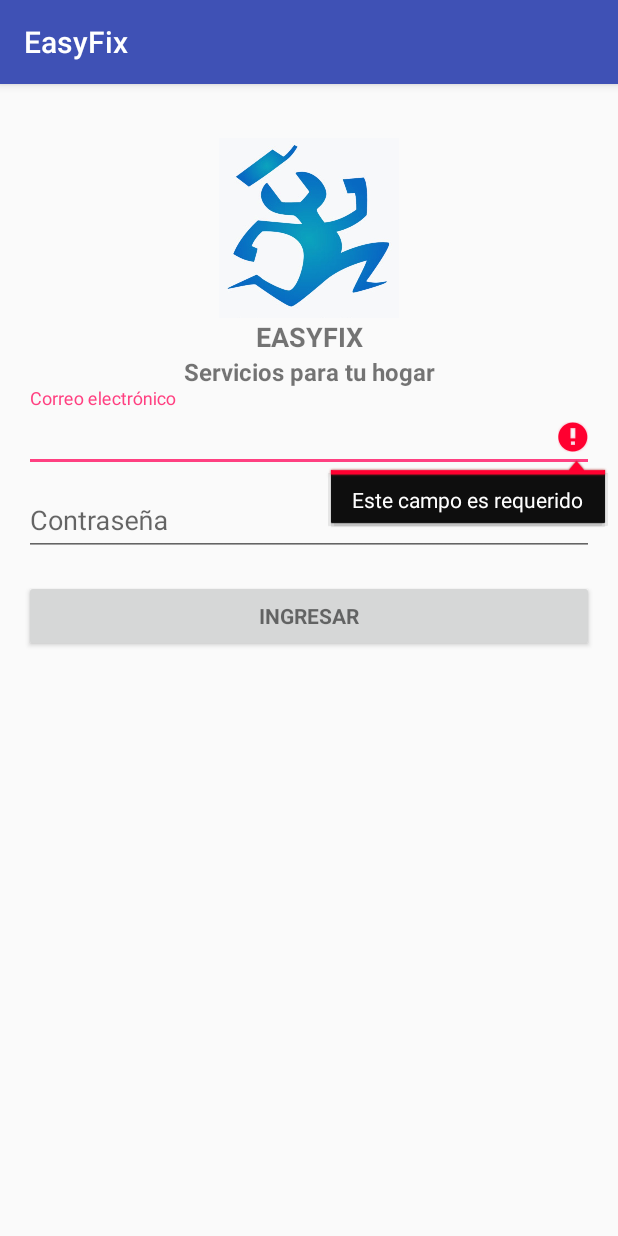
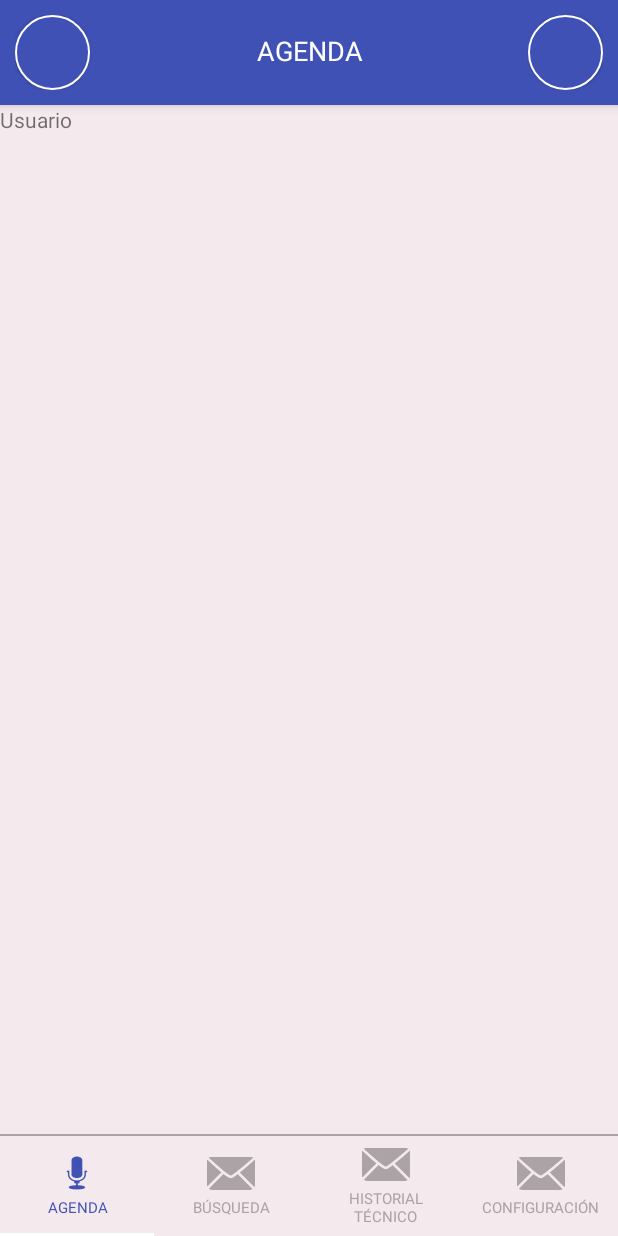
Before and after one commit to Cojedam82/easyfixec-easyfix_movilIOS, an Android app: the screen it shows after launch (LoginActivity before the commit, MainActivity after it), after a tap on "INGRESAR", on a phone screen of 412 x 824 dp. Run offline under Robolectric (Android 15) with nearby library versions, the phone set to English and light mode, and no system bars; 2 statements that could not run were skipped.

Commit message:
Pantalla principal con viewpager

```diff
--- a/app/build.gradle
+++ b/app/build.gradle
@@ -24,9 +24,11 @@ dependencies {
     androidTestCompile('com.android.support.test.espresso:espresso-core:2.2.2', {
         exclude group: 'com.android.support', module: 'support-annotations'
     })
-    compile 'com.android.support:appcompat-v7:25.3.0'
-    compile 'com.android.support:design:25.3.0'
+    compile 'com.android.support:appcompat-v7:25.3.1'
+    compile 'com.android.support:design:25.3.1'
     compile 'com.squareup.retrofit2:retrofit:2.3.0'
     compile 'com.squareup.retrofit2:converter-gson:2.3.0'
+    compile 'com.android.support.constraint:constraint-layout:1.0.2'
+    compile 'com.android.support:support-v4:25.3.1'
     testCompile 'junit:junit:4.12'
 }
--- a/app/src/main/java/com/easyfixapp/easyfix/activities/LoginActivity.java
+++ b/app/src/main/java/com/easyfixapp/easyfix/activities/LoginActivity.java
@@ -3,6 +3,7 @@ package com.easyfixapp.easyfix.activities;
 import android.animation.Animator;
 import android.animation.AnimatorListenerAdapter;
 import android.annotation.TargetApi;
+import android.content.Intent;
 import android.content.pm.PackageManager;
 import android.support.annotation.NonNull;
 import android.support.design.widget.Snackbar;
@@ -75,7 +76,13 @@ public class LoginActivity extends AppCompatActivity implements LoaderCallbacks<
         mEmailSignInButton.setOnClickListener(new OnClickListener() {
             @Override
             public void onClick(View view) {
-                attemptLogin();
+                //TODO: remover el bypass a MainMenu y descomentar attemptLogin()
+
+                startActivity(new Intent(getApplicationContext(),MainActivity.class));
+                finish();
+
+
+                //attemptLogin();
             }
         });
 
--- /dev/null
+++ b/app/src/main/java/com/easyfixapp/easyfix/activities/MainActivity.java
@@ -0,0 +1,181 @@
+package com.easyfixapp.easyfix.activities;
+
+import android.content.Context;
+import android.graphics.PorterDuff;
+import android.graphics.drawable.Drawable;
+import android.support.design.widget.TabLayout;
+import android.support.v4.app.Fragment;
+import android.support.v4.app.FragmentManager;
+import android.support.v4.app.FragmentPagerAdapter;
+import android.support.v4.content.ContextCompat;
+import android.support.v4.view.ViewPager;
+import android.support.v7.app.AppCompatActivity;
+import android.os.Bundle;
+import android.support.v7.widget.Toolbar;
+import android.util.Log;
+import android.util.TypedValue;
+import android.view.Gravity;
+import android.view.View;
+import android.view.ViewGroup;
+import android.widget.Button;
+import android.widget.ImageButton;
+import android.widget.ImageView;
+import android.widget.LinearLayout;
+import android.widget.TextView;
+
+import com.easyfixapp.easyfix.R;
+import com.easyfixapp.easyfix.fragments.AgendaFragment;
+import com.easyfixapp.easyfix.fragments.ConfiguracionFragment;
+import com.easyfixapp.easyfix.fragments.HistorialFragment;
+import com.easyfixapp.easyfix.fragments.UserFragment;
+
+public class MainActivity extends AppCompatActivity {
+
+    private TabLayout tabLayout;
+    //private Toolbar toolbar;
+    private ViewPager viewPager;
+    private ViewPagerAdapter viewPagerAdapter;
+    private Button usuario,configuracion;
+    private TextView titulo;
+    private int[] arr_text = new int[]{R.string.tabAgenda,R.string.tabBusqueda,R.string.tabHistorial,R.string.tabConfiguracion};
+
+    @Override
+    protected void onCreate(Bundle savedInstanceState) {
+        super.onCreate(savedInstanceState);
+        setContentView(R.layout.main_activity);
+
+        tabLayout = (TabLayout) findViewById(R.id.tabs);
+        //toolbar = (Toolbar) findViewById(R.id.toolbar);
+        viewPager = (ViewPager) findViewById(R.id.viewPager);
+        usuario = (Button) findViewById(R.id.main_usuario);
+        configuracion = (Button) findViewById(R.id.main_configuracion);
+        titulo = (TextView) findViewById(R.id.main_toolbar_text);
+
+
+
+        tabLayout.addTab(tabLayout.newTab());
+        tabLayout.addTab(tabLayout.newTab());
+        tabLayout.addTab(tabLayout.newTab());
+        tabLayout.addTab(tabLayout.newTab());
+
+        //setSupportActionBar(toolbar);
+        viewPagerAdapter = new ViewPagerAdapter(getSupportFragmentManager(),getApplicationContext(),4);
+        viewPager.setAdapter(viewPagerAdapter);
+        tabLayout.setupWithViewPager(viewPager);
+
+        tabLayout.addOnTabSelectedListener(new TabLayout.OnTabSelectedListener() {
+            @Override
+            public void onTabSelected(TabLayout.Tab tab) {
+
+
+                LinearLayout linearLayout = (LinearLayout) tab.getCustomView();
+                ImageView imageView = (ImageView) linearLayout.getChildAt(0);
+                imageView.setColorFilter(ContextCompat.getColor(getApplicationContext(),R.color.colorPrimary));
+                TextView textView = (TextView) linearLayout.getChildAt(1);
+                textView.setTextColor(getResources().getColor(R.color.colorPrimary));
+
+                titulo.setText(arr_text[tab.getPosition()]);
+
+
+            }
+
+            @Override
+            public void onTabUnselected(TabLayout.Tab tab) {
+                LinearLayout linearLayout = (LinearLayout) tab.getCustomView();
+                ImageView imageView = (ImageView) linearLayout.getChildAt(0);
+                imageView.setColorFilter(ContextCompat.getColor(getApplicationContext(),R.color.blackOverlayDark));
+                TextView textView = (TextView) linearLayout.getChildAt(1);
+                textView.setTextColor(getResources().getColor(R.color.blackOverlayDark));
+
+
+            }
+
+            @Override
+            public void onTabReselected(TabLayout.Tab tab) {
+
+            }
+        });
+
+
+        //tabLayout.setPadding(0,0,0,0);
+        int[] arr_drawable = new int[]{android.R.drawable.ic_btn_speak_now, android.R.drawable.ic_dialog_email, android.R.drawable.ic_dialog_email, android.R.drawable.ic_dialog_email};
+
+        for (int i = 0; i < tabLayout.getTabCount(); i++) {
+            LinearLayout linearLayout = new LinearLayout(getApplicationContext());
+            linearLayout.setLayoutParams(new ViewGroup.LayoutParams(
+                    ViewGroup.LayoutParams.MATCH_PARENT,
+                    ViewGroup.LayoutParams.MATCH_PARENT));
+            linearLayout.setOrientation(LinearLayout.VERTICAL);
+            ImageView imageView = new ImageView(getApplicationContext());
+            imageView.setImageResource(arr_drawable[i]);
+            imageView.setScaleType(ImageView.ScaleType.CENTER_INSIDE);
+            imageView.setColorFilter(ContextCompat.getColor(getApplicationContext(),i==0?R.color.colorPrimary:R.color.blackOverlayDark));
+            TextView textView = new TextView(getApplicationContext());
+            textView.setText(getResources().getString(arr_text[i]));
+            textView.setTextAlignment(View.TEXT_ALIGNMENT_CENTER);
+            textView.setTextSize(TypedValue.COMPLEX_UNIT_SP,10);
+            textView.setTextColor(getResources().getColor(i==0?R.color.colorPrimary:R.color.blackOverlayDark));
+            linearLayout.addView(imageView);
+            linearLayout.addView(textView);
+            linearLayout.setGravity(Gravity.CENTER);
+
+            tabLayout.getTabAt(i).setCustomView(linearLayout);
+
+
+        }
+
+        titulo.setText(arr_text[0]);
+
+
+
+
+
+    }
+
+
+    private class ViewPagerAdapter extends FragmentPagerAdapter {
+        int tabCount;
+        Context mContext;
+
+
+        public ViewPagerAdapter(FragmentManager fm, Context context, int tabCount) {
+            super(fm);
+            this.tabCount = tabCount;
+            this.mContext = context;
+        }
+
+        @Override
+        public Fragment getItem(int position) {
+
+
+            switch (position) {
+                case 0:
+                    return new UserFragment();
+                case 1:
+                    return new AgendaFragment();
+                case 2:
+                    return new HistorialFragment();
+                case 3:
+                    return new ConfiguracionFragment();
+                default:
+                    return null;
+            }
+        }
+
+
+        @Override
+        public int getItemPosition(Object object) {
+            return POSITION_NONE;
+        }
+
+
+
+
+        @Override
+        public int getCount() {
+            return tabCount;
+
+        }
+    }
+
+}
--- /dev/null
+++ b/app/src/main/java/com/easyfixapp/easyfix/fragments/AgendaFragment.java
@@ -0,0 +1,30 @@
+package com.easyfixapp.easyfix.fragments;
+
+
+import android.os.Bundle;
+import android.support.v4.app.Fragment;
+import android.view.LayoutInflater;
+import android.view.View;
+import android.view.ViewGroup;
+
+import com.easyfixapp.easyfix.R;
+
+/**
+ * A simple {@link Fragment} subclass.
+ */
+public class AgendaFragment extends Fragment {
+
+
+    public AgendaFragment() {
+        // Required empty public constructor
+    }
+
+
+    @Override
+    public View onCreateView(LayoutInflater inflater, ViewGroup container,
+                             Bundle savedInstanceState) {
+        // Inflate the layout for this fragment
+        return inflater.inflate(R.layout.agenda_fragment, container, false);
+    }
+
+}
--- /dev/null
+++ b/app/src/main/java/com/easyfixapp/easyfix/fragments/UserFragment.java
@@ -0,0 +1,30 @@
+package com.easyfixapp.easyfix.fragments;
+
+
+import android.os.Bundle;
+import android.support.v4.app.Fragment;
+import android.view.LayoutInflater;
+import android.view.View;
+import android.view.ViewGroup;
+
+import com.easyfixapp.easyfix.R;
+
+/**
+ * A simple {@link Fragment} subclass.
+ */
+public class UserFragment extends Fragment {
+
+
+    public UserFragment() {
+        // Required empty public constructor
+    }
+
+
+    @Override
+    public View onCreateView(LayoutInflater inflater, ViewGroup container,
+                             Bundle savedInstanceState) {
+        // Inflate the layout for this fragment
+        return inflater.inflate(R.layout.user_fragment, container, false);
+    }
+
+}
--- /dev/null
+++ b/app/src/main/res/drawable/borde_superior_azul.xml
@@ -0,0 +1,9 @@
+<?xml version="1.0" encoding="utf-8"?>
+<layer-list xmlns:android="http://schemas.android.com/apk/res/android">
+    <item android:bottom="-2dp" android:top="2dp" android:left="-2dp" android:right="-2dp">
+        <shape android:shape="rectangle">
+            <stroke android:width="1dp" android:color="@color/blackOverlayDark" />
+            <solid  />
+        </shape>
+    </item>
+</layer-list>
--- /dev/null
+++ b/app/src/main/res/drawable/button_round.xml
@@ -0,0 +1,9 @@
+<?xml version="1.0" encoding="utf-8"?>
+<selector xmlns:android="http://schemas.android.com/apk/res/android">
+    <item>
+        <shape android:shape="oval">
+            <solid android:color="@color/colorPrimary"/>
+            <stroke android:width="1dp" android:color="@android:color/white"/>
+        </shape>
+    </item>
+</selector>
--- /dev/null
+++ b/app/src/main/res/layout/main_activity.xml
@@ -0,0 +1,62 @@
+<?xml version="1.0" encoding="utf-8"?>
+<LinearLayout android:orientation="vertical"
+    xmlns:android="http://schemas.android.com/apk/res/android"
+    android:background="@color/blackOverlay"
+    android:layout_width="match_parent"
+    android:layout_height="match_parent"
+    xmlns:app="http://schemas.android.com/apk/res-auto">
+    <android.support.design.widget.AppBarLayout
+        android:background="@color/colorPrimary"
+        android:layout_width="match_parent"
+        android:layout_height="wrap_content"
+        android:padding="10dp">
+
+
+            <LinearLayout
+                android:orientation="horizontal"
+                android:layout_width="match_parent"
+                android:layout_height="wrap_content">
+                <Button
+                    android:id="@+id/main_usuario"
+                    android:elevation="0dp"
+                    android:background="@drawable/button_round"
+                    android:layout_width="50dp"
+                    android:layout_height="50dp" />
+                <TextView
+                    android:textSize="18sp"
+                    android:textColor="@android:color/white"
+                    android:textAlignment="center"
+                    android:id="@+id/main_toolbar_text"
+                    android:layout_weight="1"
+                    android:layout_width="0dp"
+                    android:layout_height="wrap_content" />
+
+                <Button
+                    android:id="@+id/main_configuracion"
+                    android:elevation="0dp"
+                    android:background="@drawable/button_round"
+                    android:layout_width="50dp"
+                    android:layout_height="50dp" />
+            </LinearLayout>
+
+
+
+
+    </android.support.design.widget.AppBarLayout>
+
+
+    <android.support.v4.view.ViewPager
+        android:id="@+id/viewPager"
+        android:layout_width="match_parent"
+        android:layout_height="0dp"
+        android:layout_weight="1"/>
+    <android.support.design.widget.TabLayout
+        app:tabIndicatorColor="@android:color/transparent"
+        android:background="@drawable/borde_superior_azul"
+        android:id="@+id/tabs"
+        android:padding="0dp"
+        android:layout_width="match_parent"
+        android:layout_height="70dp"
+        />
+
+</LinearLayout>
--- /dev/null
+++ b/app/src/main/res/layout/user_fragment.xml
@@ -0,0 +1,14 @@
+<LinearLayout
+    xmlns:android="http://schemas.android.com/apk/res/android"
+    android:orientation="vertical"
+    xmlns:tools="http://schemas.android.com/tools"
+    android:layout_width="match_parent"
+    android:layout_height="match_parent">
+
+    <TextView
+        android:layout_gravity="center"
+        android:layout_width="match_parent"
+        android:layout_height="match_parent"
+        android:text="Usuario" />
+
+</LinearLayout>
--- a/app/src/main/res/values/colors.xml
+++ b/app/src/main/res/values/colors.xml
@@ -3,4 +3,6 @@
     <color name="colorPrimary">#3F51B5</color>
     <color name="colorPrimaryDark">#303F9F</color>
     <color name="colorAccent">#FF4081</color>
+    <color name="blackOverlay">#f4eaed</color>
+    <color name="blackOverlayDark">#aba3a5</color>
 </resources>
--- a/app/src/main/res/values/strings.xml
+++ b/app/src/main/res/values/strings.xml
@@ -13,14 +13,19 @@
     <string name="error_incorrect_password">La contraseña es incorrecta</string>
 
 
-
-
-
-
     <string name="error_invalid_password">La contraseña debe tener más de 4 caracteres</string>
     <string name="error_field_required">Este campo es requerido</string>
     <string name="permission_rationale">"Contacts permissions are needed for providing email
         completions."
     </string>
 
+
+    <string name="tabBusqueda">BÚSQUEDA</string>
+    <string name="tabAgenda">AGENDA</string>
+    <string name="tabHistorial">HISTORIAL TÉCNICO</string>
+    <string name="tabConfiguracion">CONFIGURACIÓN</string>
+
+    <!-- TODO: Remove or change this placeholder text -->
+    <string name="hello_blank_fragment">Hello blank fragment</string>
+
 </resources>
--- a/app/src/main/res/values/styles.xml
+++ b/app/src/main/res/values/styles.xml
@@ -8,4 +8,11 @@
         <item name="colorAccent">@color/colorAccent</item>
     </style>
 
+
+    <style name="AppTheme.NoActionBar" parent="Theme.AppCompat.Light.NoActionBar">
+        <item name="colorPrimary">@color/colorPrimary</item>
+        <item name="colorPrimaryDark">@color/colorPrimaryDark</item>
+        <item name="colorAccent">@color/colorAccent</item>
+    </style>
+
 </resources>
--- a/build.gradle
+++ b/build.gradle
@@ -5,7 +5,7 @@ buildscript {
         jcenter()
     }
     dependencies {
-        classpath 'com.android.tools.build:gradle:2.3.0'
+        classpath 'com.android.tools.build:gradle:2.3.2'
 
         // NOTE: Do not place your application dependencies here; they belong
         // in the individual module build.gradle files
```
Also changed, not shown: app/src/main/AndroidManifest.xml (+7 -2 lines), app/src/main/java/com/easyfixapp/easyfix/fragments/ConfiguracionFragment.java (added, +30 -0 lines), app/src/main/java/com/easyfixapp/easyfix/fragments/HistorialFragment.java (added, +30 -0 lines), app/src/main/res/layout/agenda_fragment.xml (added, +14 -0 lines), app/src/main/res/layout/configuracion_fragment.xml (added, +15 -0 lines), app/src/main/res/layout/historial_fragment.xml (added, +14 -0 lines).
